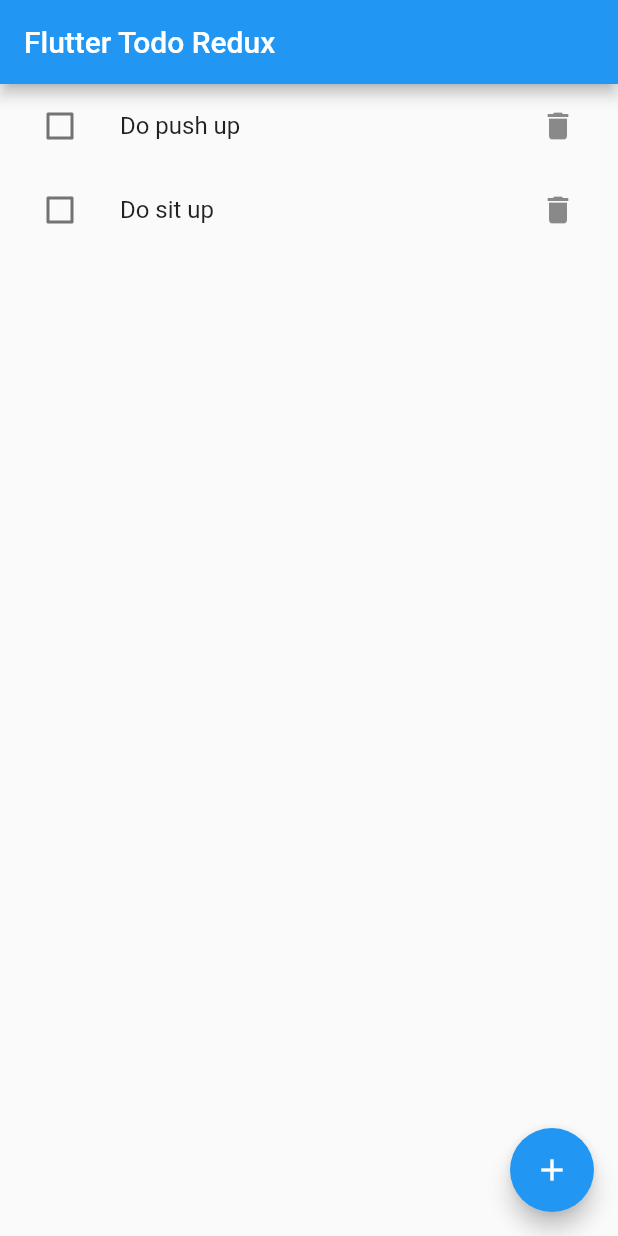
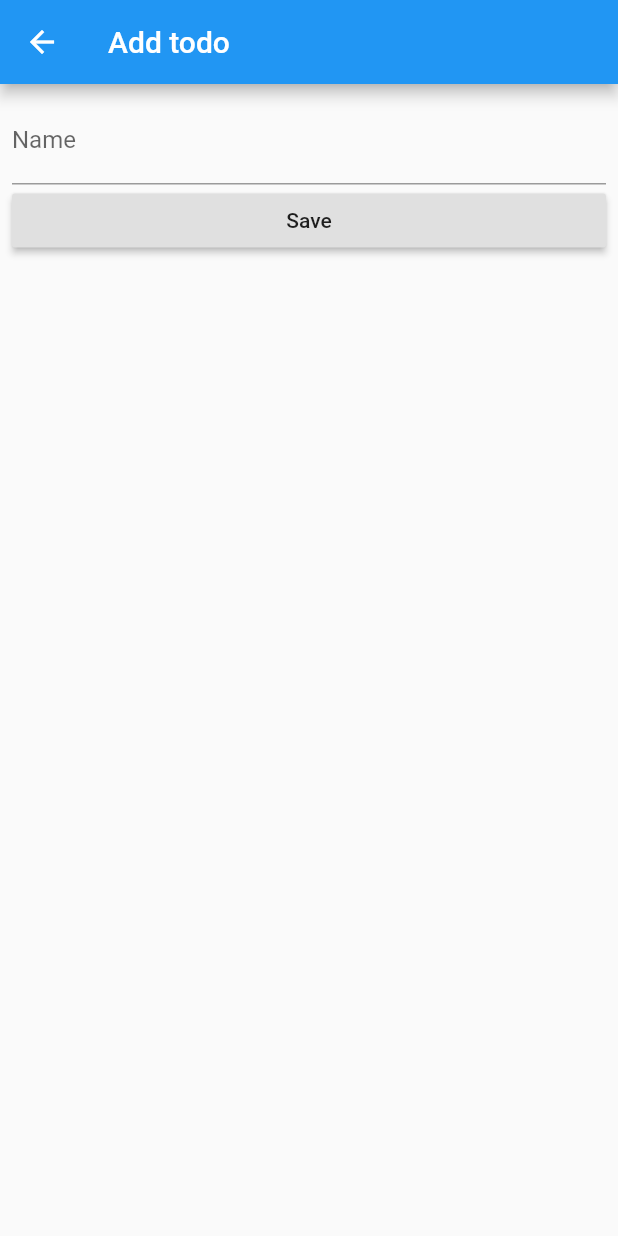
Before and after one commit to daveychu/flutter_todo_redux, a Flutter app: the screen it shows after launch, after a tap on the "add" icon, on a phone screen of 412 x 824 dp. Run offline on Flutter 3.47's test engine with Material 2 defaults, Android fonts, the phone set to English and light mode, and no system bars; our stand-ins replace built_collection, flutter_redux, redux; statements that could not run were skipped.

Commit message:
Add and edit todos

```diff
--- a/lib/main.dart
+++ b/lib/main.dart
@@ -1,4 +1,3 @@
-import 'package:built_collection/built_collection.dart';
 import 'package:flutter/cupertino.dart';
 import 'package:flutter/material.dart';
 import 'package:flutter_redux/flutter_redux.dart';
@@ -10,10 +9,7 @@ void main() => runApp(MyApp());
 class MyApp extends StatelessWidget {
   final Store<AppState> store = Store<AppState>(
     appReducer,
-    initialState: AppState(BuiltList.of([
-      Todo('Do push up'),
-      Todo('Do sit up'),
-    ])),
+    initialState: AppState.initial(),
   );
 
   @override
@@ -63,19 +59,88 @@ class _MyHomePageState extends State<MyHomePage> {
                         ? TextDecoration.lineThrough
                         : TextDecoration.none),
               ),
-              trailing: IconButton(
-                icon: Icon(Icons.delete),
-                onPressed: () => store.dispatch(DeleteTodo(todo)),
+              trailing: Row(
+                mainAxisSize: MainAxisSize.min,
+                children: <Widget>[
+                  IconButton(
+                    icon: Icon(Icons.edit),
+                    onPressed: () => Navigator.of(context).push(
+                        MaterialPageRoute(
+                            builder: (context) => EditTodoScreen(todo))),
+                  ),
+                  IconButton(
+                    icon: Icon(Icons.delete),
+                    onPressed: () => store.dispatch(DeleteTodo(todo)),
+                  ),
+                ],
               ),
             );
           },
         ),
       ),
       floatingActionButton: FloatingActionButton(
-        onPressed: () {},
+        onPressed: () => Navigator.of(context)
+            .push(MaterialPageRoute(builder: (context) => EditTodoScreen())),
         tooltip: 'Add todo',
         child: Icon(Icons.add),
       ),
     );
   }
 }
+
+class EditTodoScreen extends StatefulWidget {
+  final Todo todo;
+
+  EditTodoScreen([this.todo]);
+
+  @override
+  _EditTodoScreenState createState() => _EditTodoScreenState();
+}
+
+class _EditTodoScreenState extends State<EditTodoScreen> {
+  TextEditingController nameController = TextEditingController();
+
+  @override
+  void initState() {
+    super.initState();
+    nameController.text = widget.todo?.name;
+  }
+
+  @override
+  Widget build(BuildContext context) {
+    return Scaffold(
+      appBar: AppBar(
+        title: Text('Add todo'),
+      ),
+      body: Padding(
+        padding: const EdgeInsets.all(8.0),
+        child: Column(
+          crossAxisAlignment: CrossAxisAlignment.stretch,
+          children: <Widget>[
+            TextField(
+              decoration: InputDecoration(
+                labelText: 'Name',
+              ),
+              controller: nameController,
+            ),
+            RaisedButton(
+              onPressed: () {
+                if (nameController.text.isNotEmpty) {
+                  var newTodo = Todo(nameController.text);
+                  var store = StoreProvider.of<AppState>(context);
+                  if (widget.todo != null) {
+                    store.dispatch(EditTodo(widget.todo, newTodo));
+                  } else {
+                    store.dispatch(AddTodo(newTodo));
+                  }
+                }
+                Navigator.of(context).pop();
+              },
+              child: Text('Save'),
+            )
+          ],
+        ),
+      ),
+    );
+  }
+}
```
